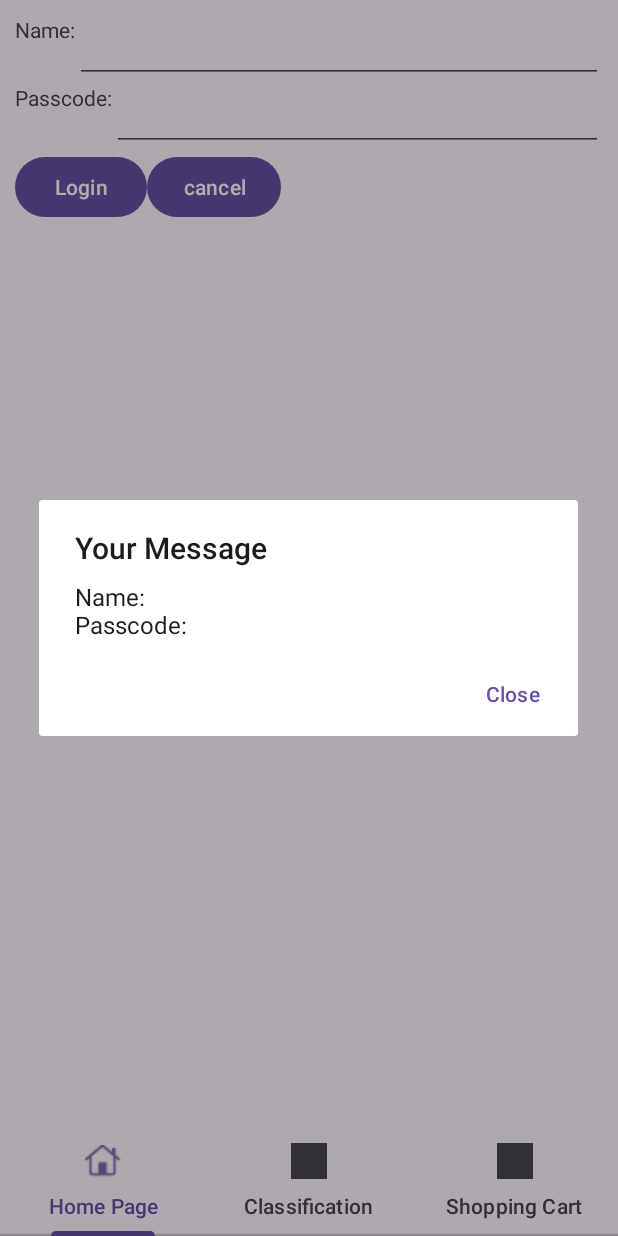
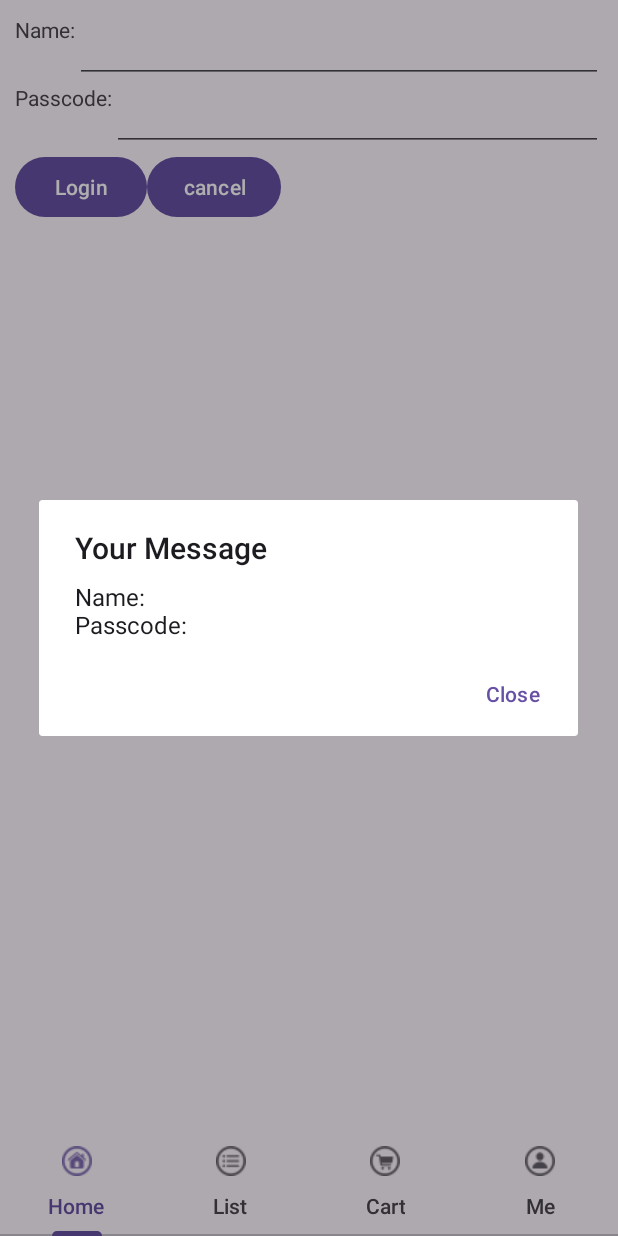
Before and after one commit to DominicWang0/E-commerceApp, an Android app: the fragment ClassificationFragment placed in its activity, after a tap on "Login", on a phone screen of 412 x 824 dp. Run offline under Robolectric (Android 15) with nearby library versions, the phone set to English and light mode, and no system bars.

Commit message:
调整tab icon、tab name、新增Me tab

```diff
--- a/app/src/main/java/com/example/lte_ex4/ClassificationFragment.java
+++ b/app/src/main/java/com/example/lte_ex4/ClassificationFragment.java
@@ -16,7 +16,7 @@ public class ClassificationFragment extends Fragment {
     @Nullable
     @Override
     public View onCreateView(@NonNull LayoutInflater inflater, @Nullable ViewGroup container, @Nullable Bundle savedInstanceState) {
-        View view = inflater.inflate(R.layout.fragment_orange, container, false);
+        View view = inflater.inflate(R.layout.fragment_classification, container, false);
         TextView tv_01 = view.findViewById(R.id.tv_01);
         Log.i("mytag",tv_01.getText().toString());
         return view;
--- a/app/src/main/java/com/example/lte_ex4/HomePageFragment.java
+++ b/app/src/main/java/com/example/lte_ex4/HomePageFragment.java
@@ -68,7 +68,7 @@ public class HomePageFragment extends Fragment {
     public View onCreateView(LayoutInflater inflater, ViewGroup container,
                              Bundle savedInstanceState) {
         // Inflate the layout for this fragment
-        View view = inflater.inflate(R.layout.fragment_apple, container, false);
+        View view = inflater.inflate(R.layout.fragment_home_page, container, false);
 
         btn_login = view.findViewById(R.id.btn_login);
         et_name = view.findViewById(R.id.et_name);
--- a/app/src/main/java/com/example/lte_ex4/MainActivity.java
+++ b/app/src/main/java/com/example/lte_ex4/MainActivity.java
@@ -21,9 +21,10 @@ MainActivity extends AppCompatActivity{
         tabBar = findViewById(R.id.tabBar);
 
 
-        tabBar.addTab(tabBar.newTab().setText("Home Page").setIcon(R.drawable.ic_house));
-        tabBar.addTab(tabBar.newTab().setText("Classification").setIcon(R.drawable.ic_launcher_background));
-        tabBar.addTab(tabBar.newTab().setText("Shopping Cart").setIcon(R.drawable.ic_launcher_background));
+        tabBar.addTab(tabBar.newTab().setText("Home").setIcon(R.drawable.house_circle));
+        tabBar.addTab(tabBar.newTab().setText("List").setIcon(R.drawable.list_bullet_circle));
+        tabBar.addTab(tabBar.newTab().setText("Cart").setIcon(R.drawable.cart_circle));
+        tabBar.addTab(tabBar.newTab().setText("Me").setIcon(R.drawable.person_circle));
 
         // 启动显示AppleFragment
         FragmentManager manager = getSupportFragmentManager();
```
Also changed, not shown: app/src/main/res/drawable/cart_circle.png (added), app/src/main/res/drawable/house_circle.png (added), app/src/main/res/drawable/ic_house.png (deleted), app/src/main/res/drawable/list_bullet_circle.png (added), app/src/main/res/drawable/person_circle.png (added), app/src/main/res/layout/fragment_classification.xml (renamed from app/src/main/res/layout/fragment_orange.xml), app/src/main/res/layout/fragment_home_page.xml (renamed from app/src/main/res/layout/fragment_apple.xml).
